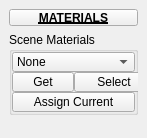
Before: the Qt Designer form tentacle/ui/3/materials.ui in m3trik/tentacle, drawn with Qt 5.
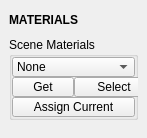
After: the same form once the commit is applied. Custom widgets are drawn as their Qt base class.

```diff
--- a/tentacle/ui/3/materials.ui
+++ b/tentacle/ui/3/materials.ui
@@ -46,32 +46,28 @@
   <widget class="QWidget" name="main_widget">
    <layout class="QVBoxLayout" name="verticalLayout_2">
     <item>
-     <widget class="PushButtonDraggable" name="draggable_header">
+     <widget class="Draggable_header" name="draggable_header">
       <property name="minimumSize">
        <size>
-        <width>19</width>
-        <height>17</height>
+        <width>0</width>
+        <height>22</height>
        </size>
       </property>
       <property name="maximumSize">
        <size>
-        <width>999</width>
-        <height>17</height>
+        <width>125</width>
+        <height>22</height>
        </size>
       </property>
       <property name="font">
        <font>
         <weight>75</weight>
         <bold>true</bold>
-        <underline>true</underline>
        </font>
       </property>
       <property name="text">
        <string>MATERIALS</string>
       </property>
-      <property name="checkable">
-       <bool>true</bool>
-      </property>
      </widget>
     </item>
     <item>
@@ -275,21 +271,21 @@
   </widget>
  </widget>
  <customwidgets>
+  <customwidget>
+   <class>PushButton</class>
+   <extends>QPushButton</extends>
+   <header>widgets.pushbutton.h</header>
+  </customwidget>
+  <customwidget>
+   <class>Draggable_header</class>
+   <extends>QLabel</extends>
+   <header>draggable_header.h</header>
+  </customwidget>
   <customwidget>
    <class>ComboBox</class>
    <extends>QComboBox</extends>
    <header>widgets.combobox.h</header>
   </customwidget>
-  <customwidget>
-   <class>PushButtonDraggable</class>
-   <extends>QPushButton</extends>
-   <header>widgets.pushbuttondraggable.h</header>
-  </customwidget>
-  <customwidget>
-   <class>PushButton</class>
-   <extends>QPushButton</extends>
-   <header>widgets.pushbutton.h</header>
-  </customwidget>
  </customwidgets>
  <resources/>
  <connections/>
```
